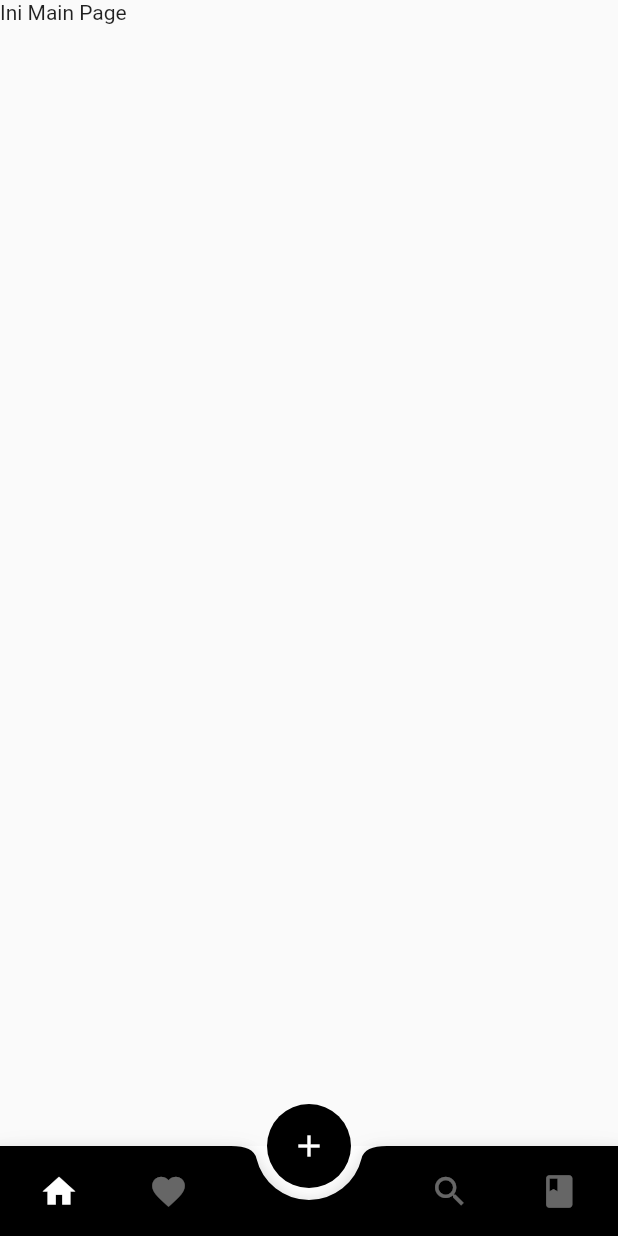
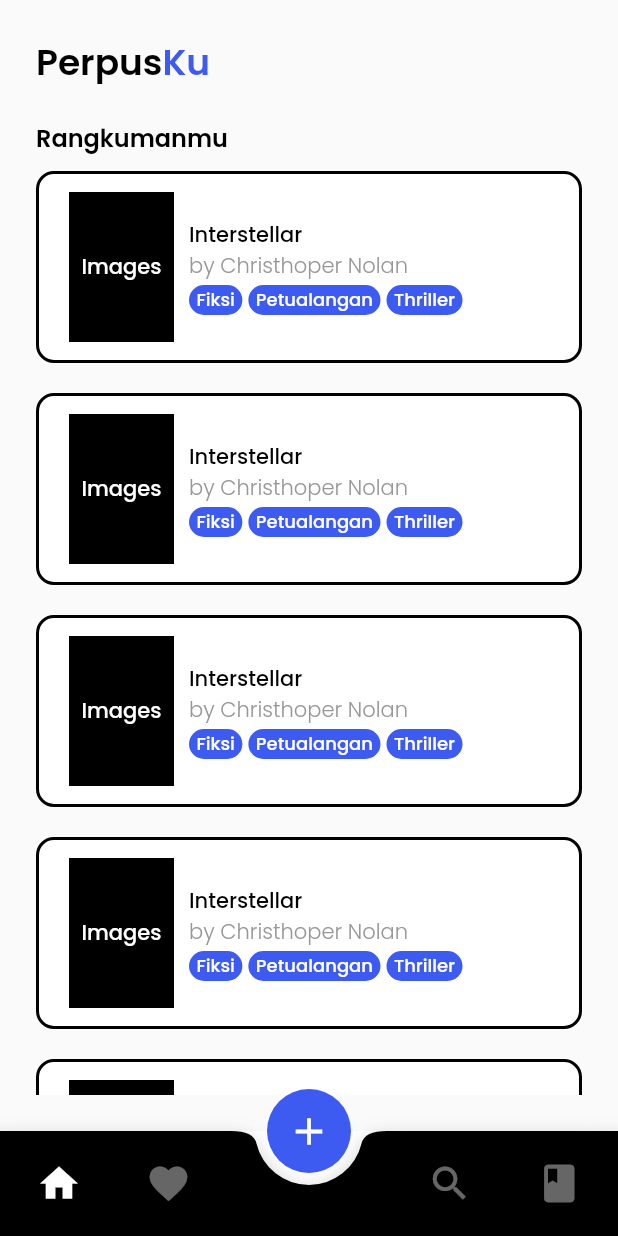
Before and after one commit to krsx/Mobprog_PerpusKu, a Flutter app: the RoutePage screen opened directly, on a phone screen of 412 x 824 dp. Run offline on Flutter 3.47's test engine with Material 2 defaults, Android fonts, the light colour scheme and no system bars; our stand-ins replace google_fonts.

Commit message:
Progress Main Page

```diff
--- a/lib/screens/main_page.dart
+++ b/lib/screens/main_page.dart
@@ -1,5 +1,6 @@
 import 'package:flutter/material.dart';
 import 'package:mobprog_perpusku/theme.dart';
+import 'package:mobprog_perpusku/widget/card_widget.dart';
 
 class MainPage extends StatefulWidget {
   const MainPage({Key? key}) : super(key: key);
@@ -13,7 +14,69 @@ class _MainPageState extends State<MainPage> {
   Widget build(BuildContext context) {
     return SafeArea(
       child: Scaffold(
-        body: Text("Ini Main Page"),
+        body: Padding(
+          padding: EdgeInsets.symmetric(
+            horizontal: paddingHorizontal,
+            vertical: paddingHorizontal,
+          ),
+          child: ListView(
+            physics: BouncingScrollPhysics(),
+            children: [
+              RichText(
+                text: TextSpan(
+                  children: [
+                    TextSpan(
+                      text: "Perpus",
+                      style: semiBlackBoldTextStyle.copyWith(
+                        fontSize: 24,
+                      ),
+                    ),
+                    TextSpan(
+                      text: "Ku",
+                      style: semiBlackBoldTextStyle.copyWith(
+                        fontSize: 24,
+                        color: blueColor,
+                      ),
+                    ),
+                  ],
+                ),
+              ),
+              SizedBox(
+                height: 20,
+              ),
+              Text(
+                "Rangkumanmu",
+                style: semiBlackBoldTextStyle.copyWith(
+                  fontSize: 16,
+                ),
+              ),
+              SizedBox(
+                height: 10,
+              ),
+              RangkumanCard(),
+              SizedBox(
+                height: 20,
+              ),
+              RangkumanCard(),
+              SizedBox(
+                height: 20,
+              ),
+              RangkumanCard(),
+              SizedBox(
+                height: 20,
+              ),
+              RangkumanCard(),
+              SizedBox(
+                height: 20,
+              ),
+              RangkumanCard(),
+              SizedBox(
+                height: 20,
+              ),
+              RangkumanCard(),
+            ],
+          ),
+        ),
       ),
     );
   }
--- a/lib/screens/recommend_page.dart
+++ b/lib/screens/recommend_page.dart
@@ -1,19 +1,19 @@
 import 'package:flutter/material.dart';
 import 'package:mobprog_perpusku/theme.dart';
 
-class RecoomendationPage extends StatefulWidget {
-  const RecoomendationPage({Key? key}) : super(key: key);
+class RecomendationPage extends StatefulWidget {
+  const RecomendationPage({Key? key}) : super(key: key);
 
   @override
-  State<RecoomendationPage> createState() => _RecoomendationPageState();
+  State<RecomendationPage> createState() => _RecomendationPageState();
 }
 
-class _RecoomendationPageState extends State<RecoomendationPage> {
+class _RecomendationPageState extends State<RecomendationPage> {
   @override
   Widget build(BuildContext context) {
     return SafeArea(
       child: Scaffold(
-        body: Text("Ini Main Page"),
+        body: Text("Ini Recomendation Page"),
       ),
     );
   }
--- a/lib/screens/route_page.dart
+++ b/lib/screens/route_page.dart
@@ -1,6 +1,7 @@
 import 'package:flutter/material.dart';
 import 'package:mobprog_perpusku/screens/favorite_page.dart';
 import 'package:mobprog_perpusku/screens/main_page.dart';
+import 'package:mobprog_perpusku/screens/recommend_page.dart';
 import 'package:mobprog_perpusku/screens/search_page.dart';
 import 'package:mobprog_perpusku/theme.dart';
 import 'package:mobprog_perpusku/widget/dashboard_widget.dart';
@@ -18,6 +19,7 @@ class _RoutePageState extends State<RoutePage> {
     MainPage(),
     FavoritePage(),
     SearchPage(),
+    RecomendationPage(),
   ];
 
   @override
@@ -41,9 +43,12 @@ class _RoutePageState extends State<RoutePage> {
                 //     builder: (context) => TambahRangkumanPage(),
                 //   ),
                 // ),
-                child: Icon(Icons.add),
+                child: Icon(
+                  Icons.add,
+                  size: 30,
+                ),
                 elevation: 0,
-                backgroundColor: blackColor,
+                backgroundColor: blueColor,
                 // shape: Border.all(width: 2, color: whiteColor),
               ),
         floatingActionButtonLocation: FloatingActionButtonLocation.centerDocked,
--- a/lib/theme.dart
+++ b/lib/theme.dart
@@ -1,5 +1,8 @@
 import 'package:flutter/material.dart';
 import 'package:google_fonts/google_fonts.dart';
+
+double paddingVertical = 30;
+double paddingHorizontal = 24;
 
 Color blackColor = Color(0xff000000);
 Color whiteColor = Color(0xffFFFFFF);
@@ -22,6 +25,10 @@ TextStyle mediumWhiteTextSTyle = GoogleFonts.poppins(
   color: whiteColor,
   fontWeight: FontWeight.w500,
 );
+TextStyle mediumBlackTextSTyle = GoogleFonts.poppins(
+  color: blackColor,
+  fontWeight: FontWeight.w500,
+);
 TextStyle regularBlackTextSTyle = GoogleFonts.poppins(
   color: blackColor,
   fontWeight: FontWeight.w300,
--- /dev/null
+++ b/lib/widget/card_widget.dart
@@ -0,0 +1,91 @@
+import 'package:flutter/material.dart';
+import 'package:mobprog_perpusku/theme.dart';
+import 'package:mobprog_perpusku/widget/genre_widget.dart';
+
+class RangkumanCard extends StatefulWidget {
+  const RangkumanCard({Key? key}) : super(key: key);
+
+  @override
+  State<RangkumanCard> createState() => _RangkumanCardState();
+}
+
+class _RangkumanCardState extends State<RangkumanCard> {
+  @override
+  Widget build(BuildContext context) {
+    return InkWell(
+      onTap: () {},
+      child: Container(
+        decoration: BoxDecoration(
+          color: whiteColor,
+          border: Border.all(width: 2),
+          borderRadius: BorderRadius.circular(12),
+        ),
+        child: Padding(
+          padding: EdgeInsets.symmetric(
+            vertical: 12,
+            horizontal: 20,
+          ),
+          child: Row(
+            children: [
+              Container(
+                width: 70,
+                height: 100,
+                color: blackColor,
+                child: Center(
+                  child: Text(
+                    "Images",
+                    style: mediumWhiteTextSTyle,
+                  ),
+                ),
+              ),
+              SizedBox(
+                width: 10,
+              ),
+              Column(
+                mainAxisAlignment: MainAxisAlignment.center,
+                crossAxisAlignment: CrossAxisAlignment.start,
+                children: [
+                  Row(
+                    children: [
+                      Text(
+                        "Interstellar",
+                        style: mediumBlackTextSTyle.copyWith(
+                          fontSize: 14,
+                        ),
+                      ),
+                    ],
+                  ),
+                  // SizedBox(
+                  //   height: 2,
+                  // ),
+                  Text(
+                    "by Christhoper Nolan",
+                    style: lightTextStyle.copyWith(
+                      fontSize: 14,
+                    ),
+                  ),
+                  SizedBox(
+                    height: 2,
+                  ),
+                  Row(
+                    children: [
+                      fiksi,
+                      SizedBox(
+                        width: 4,
+                      ),
+                      petualangan,
+                      SizedBox(
+                        width: 4,
+                      ),
+                      thriller,
+                    ],
+                  )
+                ],
+              )
+            ],
+          ),
+        ),
+      ),
+    );
+  }
+}
--- a/lib/widget/dashboard_widget.dart
+++ b/lib/widget/dashboard_widget.dart
@@ -34,7 +34,7 @@ class _DashboardWidgetState extends State<DashboardWidget> {
         mainAxisAlignment: MainAxisAlignment.spaceAround,
         children: [
           Container(
-            height: 60,
+            height: 70,
             child: Row(
               mainAxisAlignment: MainAxisAlignment.spaceEvenly,
               children: [
@@ -43,7 +43,7 @@ class _DashboardWidgetState extends State<DashboardWidget> {
                   icon: Icon(
                     Icons.home,
                     color: whiteColor,
-                    size: 26,
+                    size: 30,
                   ),
                 ),
                 SizedBox(
@@ -54,7 +54,7 @@ class _DashboardWidgetState extends State<DashboardWidget> {
                   icon: Icon(
                     Icons.favorite,
                     color: whiteColor,
-                    size: 26,
+                    size: 30,
                   ),
                 ),
               ],
@@ -65,7 +65,7 @@ class _DashboardWidgetState extends State<DashboardWidget> {
             width: 0,
           ),
           Container(
-            height: 60,
+            height: 70,
             child: Row(
               mainAxisAlignment: MainAxisAlignment.spaceEvenly,
               children: [
@@ -85,7 +85,7 @@ class _DashboardWidgetState extends State<DashboardWidget> {
                   icon: Icon(
                     Icons.search,
                     color: whiteColor,
-                    size: 26,
+                    size: 30,
                   ),
                 ),
                 SizedBox(
@@ -96,7 +96,7 @@ class _DashboardWidgetState extends State<DashboardWidget> {
                   icon: Icon(
                     Icons.book,
                     color: whiteColor,
-                    size: 26,
+                    size: 30,
                   ),
                 ),
               ],
--- /dev/null
+++ b/lib/widget/genre_widget.dart
@@ -0,0 +1,114 @@
+import 'package:flutter/material.dart';
+import 'package:mobprog_perpusku/theme.dart';
+
+final horror = Container(
+  decoration:
+      BoxDecoration(borderRadius: BorderRadius.circular(12), color: blackColor),
+  child: Padding(
+    padding: EdgeInsets.symmetric(horizontal: 5, vertical: 1),
+    child: Text(
+      "Horror",
+      style: mediumWhiteTextSTyle.copyWith(
+        fontSize: 12,
+      ),
+    ),
+  ),
+);
+
+final petualangan = Container(
+  decoration:
+      BoxDecoration(borderRadius: BorderRadius.circular(12), color: blueColor),
+  child: Padding(
+    padding: EdgeInsets.symmetric(horizontal: 5, vertical: 1),
+    child: Text(
+      "Petualangan",
+      style: mediumWhiteTextSTyle.copyWith(
+        fontSize: 12,
+      ),
+    ),
+  ),
+);
+
+final pengenalanDiri = Container(
+  decoration:
+      BoxDecoration(borderRadius: BorderRadius.circular(12), color: blueColor),
+  child: Padding(
+    padding: EdgeInsets.symmetric(horizontal: 5, vertical: 1),
+    child: Text(
+      "Pengenalan Diri",
+      style: mediumWhiteTextSTyle.copyWith(
+        fontSize: 12,
+      ),
+    ),
+  ),
+);
+
+final komedi = Container(
+  decoration:
+      BoxDecoration(borderRadius: BorderRadius.circular(12), color: blueColor),
+  child: Padding(
+    padding: EdgeInsets.symmetric(horizontal: 5, vertical: 1),
+    child: Text(
+      "Komedi",
+      style: mediumWhiteTextSTyle.copyWith(
+        fontSize: 12,
+      ),
+    ),
+  ),
+);
+
+final romansa = Container(
+  decoration:
+      BoxDecoration(borderRadius: BorderRadius.circular(12), color: blueColor),
+  child: Padding(
+    padding: EdgeInsets.symmetric(horizontal: 5, vertical: 1),
+    child: Text(
+      "Romansa",
+      style: mediumWhiteTextSTyle.copyWith(
+        fontSize: 12,
+      ),
+    ),
+  ),
+);
+
+final fiksi = Container(
+  decoration:
+      BoxDecoration(borderRadius: BorderRadius.circular(12), color: blueColor),
+  child: Padding(
+    padding: EdgeInsets.symmetric(horizontal: 5, vertical: 1),
+    child: Text(
+      "Fiksi",
+      style: mediumWhiteTextSTyle.copyWith(
+        fontSize: 12,
+      ),
+    ),
+  ),
+);
+
+final thriller = Container(
+  decoration:
+      BoxDecoration(borderRadius: BorderRadius.circular(12), color: blueColor),
+  child: Padding(
+    padding: EdgeInsets.symmetric(horizontal: 5, vertical: 1),
+    child: Text(
+      "Thriller",
+      style: mediumWhiteTextSTyle.copyWith(
+        fontSize: 12,
+      ),
+    ),
+  ),
+);
+
+final misteri = Container(
+  decoration:
+      BoxDecoration(borderRadius: BorderRadius.circular(12), color: blueColor),
+  child: Padding(
+    padding: EdgeInsets.symmetric(horizontal: 5, vertical: 1),
+    child: Text(
+      "Misteri",
+      style: mediumWhiteTextSTyle.copyWith(
+        fontSize: 12,
+      ),
+    ),
+  ),
+);
```
